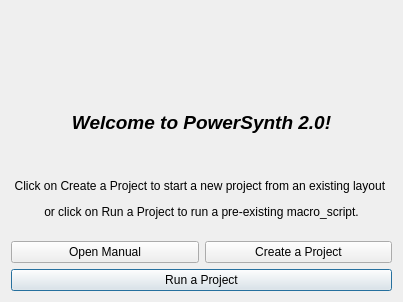
Above: NEW_UI/ui/openingWindow.ui from e3da/PowerSynth2-core before the change. Below: the same form after it.
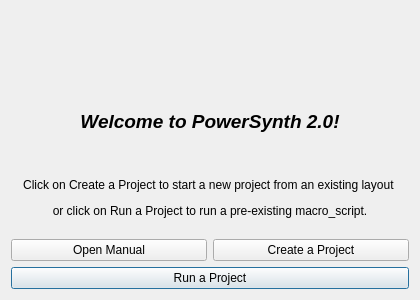
That is the form after the change. Icons and pictures are not drawn.

Patch:
```diff
--- a/NEW_UI/ui/openingWindow.ui
+++ b/NEW_UI/ui/openingWindow.ui
@@ -6,8 +6,8 @@
    <rect>
     <x>0</x>
     <y>0</y>
-    <width>403</width>
-    <height>302</height>
+    <width>420</width>
+    <height>300</height>
    </rect>
   </property>
   <property name="windowTitle">
```
